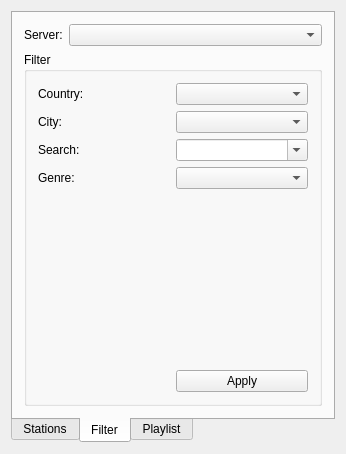
Above: form.ui from sanami/qt-music-player before the change. Below: the same form after it.
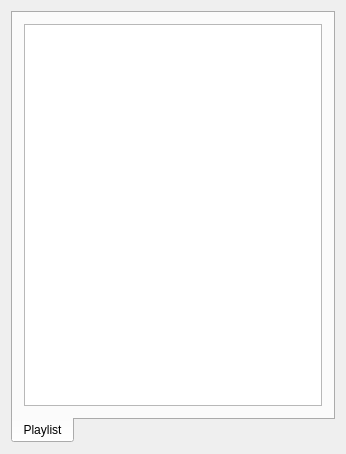
That is the form after the change. The open tabs and pages were chosen to show the change.

Commit message: Added separate stations/filter pages

Diff of the .ui file:
```diff
--- a/form.ui
+++ b/form.ui
@@ -23,202 +23,6 @@
       <property name="currentIndex">
        <number>2</number>
       </property>
-      <widget class="QWidget" name="tab">
-       <attribute name="title">
-        <string>Stations</string>
-       </attribute>
-       <layout class="QGridLayout" name="gridLayout_3">
-        <item row="0" column="0">
-         <widget class="QPushButton" name="pushButton">
-          <property name="text">
-           <string>&lt;&lt;</string>
-          </property>
-         </widget>
-        </item>
-        <item row="0" column="1">
-         <widget class="QPushButton" name="pushButton_2">
-          <property name="text">
-           <string>&gt;&gt;</string>
-          </property>
-         </widget>
-        </item>
-        <item row="0" column="2">
-         <widget class="QLabel" name="page">
-          <property name="text">
-           <string>[page]</string>
-          </property>
-          <property name="alignment">
-           <set>Qt::AlignRight|Qt::AlignTrailing|Qt::AlignVCenter</set>
-          </property>
-         </widget>
-        </item>
-        <item row="1" column="0" colspan="3">
-         <widget class="QListWidget" name="stations">
-          <property name="contextMenuPolicy">
-           <enum>Qt::ActionsContextMenu</enum>
-          </property>
-         </widget>
-        </item>
-       </layout>
-      </widget>
-      <widget class="QWidget" name="tab_3">
-       <attribute name="title">
-        <string>Filter</string>
-       </attribute>
-       <layout class="QGridLayout" name="gridLayout_4">
-        <item row="0" column="0">
-         <widget class="QLabel" name="label">
-          <property name="text">
-           <string>Server:</string>
-          </property>
-         </widget>
-        </item>
-        <item row="0" column="1">
-         <widget class="QComboBox" name="comboBox_server">
-          <property name="sizePolicy">
-           <sizepolicy hsizetype="Expanding" vsizetype="Fixed">
-            <horstretch>0</horstretch>
-            <verstretch>0</verstretch>
-           </sizepolicy>
-          </property>
-          <property name="currentIndex">
-           <number>-1</number>
-          </property>
-          <item>
-           <property name="text">
-            <string>http://192.168.1.128:3000</string>
-           </property>
-          </item>
-          <item>
-           <property name="text">
-            <string>http://192.168.2.14:3000</string>
-           </property>
-          </item>
-          <item>
-           <property name="text">
-            <string>http://music.heroku.com</string>
-           </property>
-          </item>
-         </widget>
-        </item>
-        <item row="1" column="0" colspan="2">
-         <widget class="QGroupBox" name="groupBox">
-          <property name="title">
-           <string>Filter</string>
-          </property>
-          <layout class="QGridLayout" name="gridLayout_5">
-           <item row="0" column="0">
-            <widget class="QLabel" name="label_2">
-             <property name="text">
-              <string>Country:</string>
-             </property>
-            </widget>
-           </item>
-           <item row="0" column="1">
-            <widget class="QComboBox" name="comboBox_country">
-             <property name="sizePolicy">
-              <sizepolicy hsizetype="Expanding" vsizetype="Fixed">
-               <horstretch>0</horstretch>
-               <verstretch>0</verstretch>
-              </sizepolicy>
-             </property>
-            </widget>
-           </item>
-           <item row="1" column="0">
-            <widget class="QLabel" name="label_3">
-             <property name="text">
-              <string>City:</string>
-             </property>
-            </widget>
-           </item>
-           <item row="1" column="1">
-            <widget class="QComboBox" name="comboBox_city">
-             <property name="sizePolicy">
-              <sizepolicy hsizetype="Expanding" vsizetype="Fixed">
-               <horstretch>0</horstretch>
-               <verstretch>0</verstretch>
-              </sizepolicy>
-             </property>
-            </widget>
-           </item>
-           <item row="2" column="0">
-            <widget class="QLabel" name="label_4">
-             <property name="text">
-              <string>Search:</string>
-             </property>
-            </widget>
-           </item>
-           <item row="2" column="1">
-            <widget class="QComboBox" name="comboBox_search">
-             <property name="sizePolicy">
-              <sizepolicy hsizetype="Expanding" vsizetype="Fixed">
-               <horstretch>0</horstretch>
-               <verstretch>0</verstretch>
-              </sizepolicy>
-             </property>
-             <property name="editable">
-              <bool>true</bool>
-             </property>
-             <property name="insertPolicy">
-              <enum>QComboBox::InsertAtTop</enum>
-             </property>
-            </widget>
-           </item>
-           <item row="6" column="0">
-            <spacer name="horizontalSpacer">
-             <property name="orientation">
-              <enum>Qt::Horizontal</enum>
-             </property>
-             <property name="sizeHint" stdset="0">
-              <size>
-               <width>40</width>
-               <height>20</height>
-              </size>
-             </property>
-            </spacer>
-           </item>
-           <item row="6" column="1">
-            <widget class="QPushButton" name="pushButton_filter_apply">
-             <property name="text">
-              <string>Apply</string>
-             </property>
-            </widget>
-           </item>
-           <item row="5" column="0" colspan="2">
-            <spacer name="verticalSpacer">
-             <property name="orientation">
-              <enum>Qt::Vertical</enum>
-             </property>
-             <property name="sizeHint" stdset="0">
-              <size>
-               <width>20</width>
-               <height>40</height>
-              </size>
-             </property>
-            </spacer>
-           </item>
-           <item row="4" column="1">
-            <widget class="QComboBox" name="comboBox_genre">
-             <property name="sizePolicy">
-              <sizepolicy hsizetype="Expanding" vsizetype="Fixed">
-               <horstretch>0</horstretch>
-               <verstretch>0</verstretch>
-              </sizepolicy>
-             </property>
-            </widget>
-           </item>
-           <item row="4" column="0">
-            <widget class="QLabel" name="label_5">
-             <property name="text">
-              <string>Genre:</string>
-             </property>
-            </widget>
-           </item>
-          </layout>
-         </widget>
-        </item>
-       </layout>
-      </widget>
       <widget class="QWidget" name="tab_2">
        <attribute name="title">
         <string>Playlist</string>
```
Left out of the diff: 7 changed lines with no effect on the pictures. The commit also changes 12 other files.
